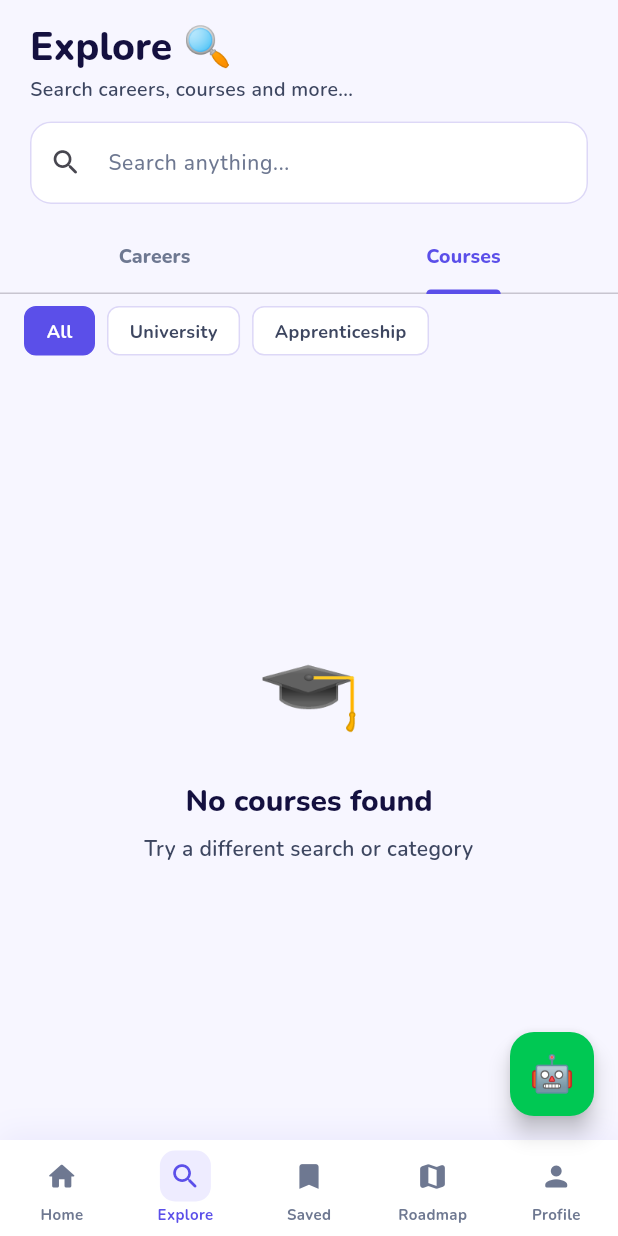
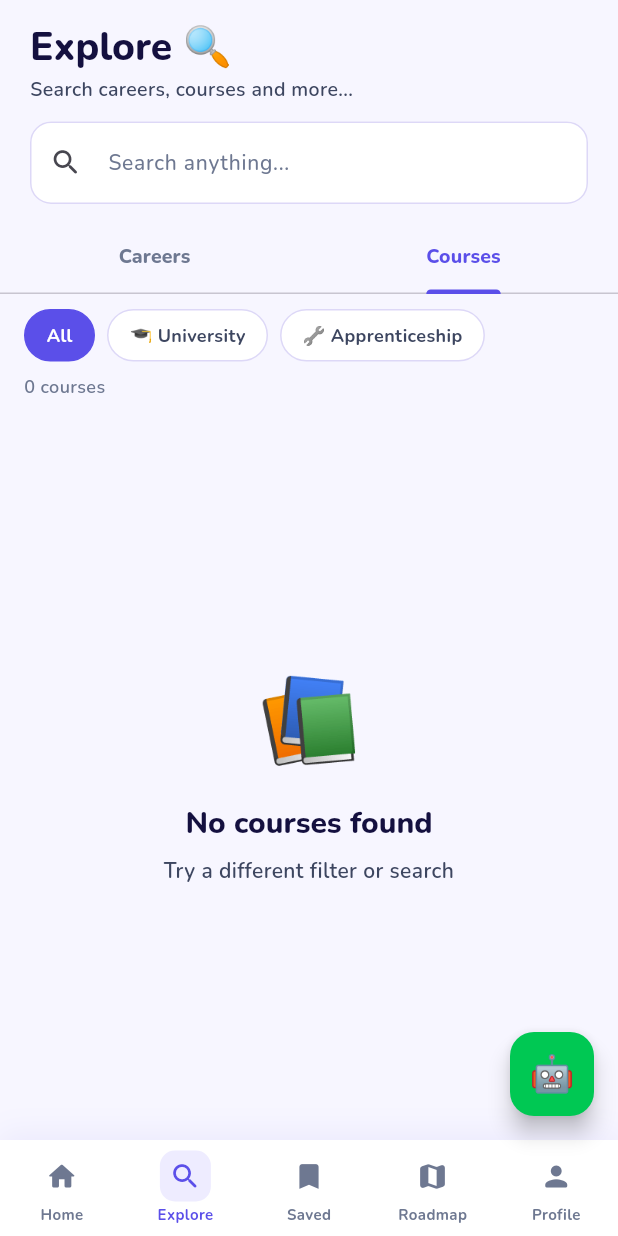
Before and after one commit to mvemmmve-svg/edupaths, a Flutter app: the ExploreScreen screen opened by its route, tab 2 chosen, on a phone screen of 412 x 824 dp. Run offline on Flutter 3.47's test engine with Material 3 defaults, Android fonts, the phone set to English and light mode, and no system bars; our stand-ins replace flutter_riverpod, go_router, shimmer, supabase_flutter; missing offline and left inert: dart:html; accounts and stored records are empty.

Commit message:
Add files via upload

```diff
--- a/lib/features/explore/screens/explore_screen.dart
+++ b/lib/features/explore/screens/explore_screen.dart
@@ -1,4 +1,7 @@
 // lib/features/explore/screens/explore_screen.dart
+// Issue 2 fix: careers sorted alphabetically within each category
+// Issue 3 fix: courses tab split into University / Apprenticeship sub-tabs
+
 import 'package:flutter/material.dart';
 import 'package:flutter_riverpod/flutter_riverpod.dart';
 import 'package:go_router/go_router.dart';
@@ -26,9 +29,6 @@ class _ExploreScreenState extends ConsumerState<ExploreScreen>
   void initState() {
     super.initState();
     _tabs = TabController(length: 2, vsync: this);
-    // The search query lives in a global provider so it survives leaving
-    // the tab — reset it every time Explore is opened so stale searches
-    // (e.g. "animator") don't silently filter the list.
     WidgetsBinding.instance.addPostFrameCallback((_) {
       if (mounted) {
         _searchCtrl.clear();
@@ -46,9 +46,6 @@ class _ExploreScreenState extends ConsumerState<ExploreScreen>
 
   @override
   Widget build(BuildContext context) {
-    // Explore is FREE to browse — search, career summaries and course
-    // listings hook users in. Premium gates the deeper features instead:
-    // route comparison, unlimited saves, detailed roadmaps.
     final careersAsync = ref.watch(filteredCareersProvider);
     final coursesAsync = ref.watch(coursesProvider);
     final query = ref.watch(searchQueryProvider);
@@ -56,17 +53,15 @@ class _ExploreScreenState extends ConsumerState<ExploreScreen>
     final selectedCareerCat = ref.watch(_selectedCareerCatProvider);
     final courseType = ref.watch(_courseTypeProvider);
 
-    // Course categories
     final allCourseCats = coursesAsync.valueOrNull != null
         ? (coursesAsync.value!.map((c) => c.category ?? 'Other').toSet().toList()..sort())
         : <String>[];
 
-    // Career categories
+    // Issue 2: career categories sorted, careers within each sorted alphabetically
     final allCareerCats = careersAsync.valueOrNull != null
         ? (careersAsync.value!.map((c) => c.category ?? 'Other').toSet().toList()..sort())
         : <String>[];
 
-    // Filter courses
     final filteredCourses = coursesAsync.valueOrNull?.where((c) {
       final matchCat = selectedCourseCat == null || c.category == selectedCourseCat;
       final matchType = courseType == 'All' ||
@@ -78,13 +73,15 @@ class _ExploreScreenState extends ConsumerState<ExploreScreen>
       return matchCat && matchType && matchQ;
     }).toList() ?? [];
 
-    // Group courses
     final groupedCourses = <String, List<Course>>{};
     for (final c in filteredCourses) {
       groupedCourses.putIfAbsent(c.category ?? 'Other', () => []).add(c);
     }
+    // Sort courses within each category alphabetically
+    for (final key in groupedCourses.keys) {
+      groupedCourses[key]!.sort((a, b) => a.trimmed.compareTo(b.trimmed));
+    }
 
-    // Filter careers
     final filteredCareers = careersAsync.valueOrNull?.where((c) {
       final matchCat = selectedCareerCat == null || c.category == selectedCareerCat;
       final matchQ = query.isEmpty ||
@@ -92,24 +89,28 @@ class _ExploreScreenState extends ConsumerState<ExploreScreen>
       return matchCat && matchQ;
     }).toList() ?? [];
 
-    // Group careers
+    // Issue 2: sort careers alphabetically within each category
     final groupedCareers = <String, List<Career>>{};
     for (final c in filteredCareers) {
       groupedCareers.putIfAbsent(c.category ?? 'Other', () => []).add(c);
     }
+    for (final key in groupedCareers.keys) {
+      groupedCareers[key]!.sort((a, b) => a.displayName.compareTo(b.displayName));
+    }
+    // Sort category keys alphabetically too
+    final sortedCareerCats = groupedCareers.keys.toList()..sort();
+    final sortedCourseCats = groupedCourses.keys.toList()..sort();
 
     return Scaffold(
       backgroundColor: AppColors.bgPage,
       body: SafeArea(child: Column(children: [
-        // Header + Search
         Padding(
           padding: const EdgeInsets.fromLTRB(20, 16, 20, 12),
           child: Column(crossAxisAlignment: CrossAxisAlignment.start, children: [
             Text('Explore 🔍', style: Theme.of(context).textTheme.displayMedium),
             const SizedBox(height: 4),
             const Text('Search careers, courses and more...',
-              style: TextStyle(fontFamily: 'Nunito', fontSize: 13,
-                color: AppColors.textMid)),
+                style: TextStyle(fontFamily: 'Nunito', fontSize: 13, color: AppColors.textMid)),
             const SizedBox(height: 12),
             TextField(
               controller: _searchCtrl,
@@ -129,23 +130,23 @@ class _ExploreScreenState extends ConsumerState<ExploreScreen>
           ]),
         ),
 
-        // Tabs
         TabBar(
           controller: _tabs,
           labelColor: AppColors.primary,
           unselectedLabelColor: AppColors.textLight,
           indicatorColor: AppColors.primary,
           indicatorWeight: 2,
-          labelStyle: const TextStyle(fontFamily: 'Nunito',
-            fontSize: 13, fontWeight: FontWeight.w800),
+          labelStyle: const TextStyle(
+              fontFamily: 'Nunito', fontSize: 13, fontWeight: FontWeight.w800),
           tabs: const [Tab(text: 'Careers'), Tab(text: 'Courses')],
         ),
 
         Expanded(child: TabBarView(controller: _tabs, children: [
 
-          // ── CAREERS TAB ──────────────────────────────
+          // ── CAREERS TAB ──────────────────────────────────────────────────
           Column(children: [
-            if (allCareerCats.isNotEmpty) SizedBox(height: 52,
+            if (allCareerCats.isNotEmpty)
+              SizedBox(height: 52,
                 child: ListView.separated(
                   scrollDirection: Axis.horizontal,
                   padding: const EdgeInsets.symmetric(horizontal: 16, vertical: 8),
@@ -172,19 +173,16 @@ class _ExploreScreenState extends ConsumerState<ExploreScreen>
                       subtitle: 'Try a different search or category')
                   : ListView.builder(
                       padding: const EdgeInsets.fromLTRB(16, 4, 16, 20),
-                      itemCount: groupedCareers.length,
+                      itemCount: sortedCareerCats.length,
                       itemBuilder: (_, i) {
-                        final cat = groupedCareers.keys.elementAt(i);
+                        final cat = sortedCareerCats[i];
                         final items = groupedCareers[cat]!;
-                        return Column(
-                          crossAxisAlignment: CrossAxisAlignment.start,
-                          children: [
+                        return Column(crossAxisAlignment: CrossAxisAlignment.start, children: [
                           Padding(
                             padding: const EdgeInsets.only(top: 16, bottom: 8),
                             child: Text(cat, style: const TextStyle(
                                 fontFamily: 'Nunito', fontSize: 14,
-                              fontWeight: FontWeight.w900,
-                              color: AppColors.textDark))),
+                                fontWeight: FontWeight.w900, color: AppColors.textDark))),
                           ...items.map((career) => Padding(
                             padding: const EdgeInsets.only(bottom: 8),
                             child: EduCard(
@@ -207,41 +205,51 @@ class _ExploreScreenState extends ConsumerState<ExploreScreen>
                                         fontFamily: 'Nunito', fontSize: 12,
                                         color: AppColors.textMid)),
                                   ])),
-                                const Icon(Icons.chevron_right_rounded,
-                                  color: AppColors.textLight),
+                                const Icon(Icons.chevron_right_rounded, color: AppColors.textLight),
                               ]),
                             ))),
                         ]);
-                      },
-                    ),
+                      }),
             )),
           ]),
 
-          // ── COURSES TAB ──────────────────────────────
+          // ── COURSES TAB — Issue 3: University / Apprenticeship tabs ──────
           Column(children: [
-            // Course type toggle
+            // Type tabs — University | Apprenticeship | All
             Padding(
-              padding: const EdgeInsets.fromLTRB(16, 8, 16, 4),
-              child: Row(children: ['All', 'University', 'Apprenticeship'].map((t) =>
-                Padding(padding: const EdgeInsets.only(right: 8),
+              padding: const EdgeInsets.fromLTRB(16, 10, 16, 4),
+              child: Row(children: [
+                for (final t in ['All', 'University', 'Apprenticeship'])
+                  Padding(
+                    padding: const EdgeInsets.only(right: 8),
                     child: GestureDetector(
                       onTap: () => ref.read(_courseTypeProvider.notifier).state = t,
                       child: AnimatedContainer(
                         duration: const Duration(milliseconds: 180),
-                      padding: const EdgeInsets.symmetric(horizontal: 14, vertical: 7),
+                        padding: const EdgeInsets.symmetric(horizontal: 14, vertical: 8),
                         decoration: BoxDecoration(
                           color: courseType == t ? AppColors.primary : AppColors.bgCard,
-                        borderRadius: BorderRadius.circular(8),
+                          borderRadius: BorderRadius.circular(20),
                           border: Border.all(
                               color: courseType == t ? AppColors.primary : AppColors.border)),
-                      child: Text(t, style: TextStyle(
-                        fontFamily: 'Nunito', fontSize: 12, fontWeight: FontWeight.w700,
+                        child: Row(mainAxisSize: MainAxisSize.min, children: [
+                          if (t == 'University')
+                            const Text('🎓 ', style: TextStyle(fontSize: 12))
+                          else if (t == 'Apprenticeship')
+                            const Text('🔧 ', style: TextStyle(fontSize: 12)),
+                          Text(t, style: TextStyle(
+                              fontFamily: 'Nunito', fontSize: 12,
+                              fontWeight: FontWeight.w700,
                               color: courseType == t ? Colors.white : AppColors.textMid)),
+                        ]),
                       ),
-                  ))).toList()),
+                    )),
+              ]),
             ),
+
             // Category chips
-            if (allCourseCats.isNotEmpty) SizedBox(height: 48,
+            if (allCourseCats.isNotEmpty)
+              SizedBox(height: 46,
                 child: ListView.separated(
                   scrollDirection: Axis.horizontal,
                   padding: const EdgeInsets.symmetric(horizontal: 16, vertical: 6),
@@ -260,46 +268,69 @@ class _ExploreScreenState extends ConsumerState<ExploreScreen>
                             sel ? null : cat);
                   },
                 )),
+
+            // Results count
+            Padding(
+              padding: const EdgeInsets.symmetric(horizontal: 16, vertical: 4),
+              child: Row(children: [
+                Text('${filteredCourses.length} course${filteredCourses.length != 1 ? 's' : ''}',
+                    style: const TextStyle(
+                        fontFamily: 'Nunito', fontSize: 12, color: AppColors.textLight)),
+              ]),
+            ),
+
             Expanded(child: coursesAsync.when(
               loading: () => const Center(child: CircularProgressIndicator()),
               error: (e, _) => ErrorView(message: e.toString()),
               data: (_) => groupedCourses.isEmpty
-                  ? const EmptyState(emoji: '🎓', title: 'No courses found',
-                      subtitle: 'Try a different search or category')
+                  ? EmptyState(
+                      emoji: courseType == 'University' ? '🎓' : courseType == 'Apprenticeship' ? '🔧' : '📚',
+                      title: 'No ${courseType == 'All' ? '' : courseType.toLowerCase() + ' '}courses found',
+                      subtitle: 'Try a different filter or search')
                   : ListView.builder(
                       padding: const EdgeInsets.fromLTRB(16, 4, 16, 20),
-                      itemCount: groupedCourses.length,
+                      itemCount: sortedCourseCats.length,
                       itemBuilder: (_, i) {
-                        final cat = groupedCourses.keys.elementAt(i);
+                        final cat = sortedCourseCats[i];
                         final courses = groupedCourses[cat]!;
-                        return Column(
-                          crossAxisAlignment: CrossAxisAlignment.start,
-                          children: [
+                        return Column(crossAxisAlignment: CrossAxisAlignment.start, children: [
                           Padding(
                             padding: const EdgeInsets.only(top: 16, bottom: 8),
                             child: Text(cat, style: const TextStyle(
                                 fontFamily: 'Nunito', fontSize: 14,
-                              fontWeight: FontWeight.w800,
-                              color: AppColors.textDark))),
+                                fontWeight: FontWeight.w800, color: AppColors.textDark))),
                           ...courses.map((c) => Padding(
                             padding: const EdgeInsets.only(bottom: 8),
                             child: EduCard(
                               onTap: () => context.push('/course/${c.id}'),
-                              child: Column(
-                                crossAxisAlignment: CrossAxisAlignment.start,
-                                children: [
+                              child: Column(crossAxisAlignment: CrossAxisAlignment.start, children: [
                                 Row(children: [
-                                  Expanded(child: Text(c.trimmed,
-                                    style: const TextStyle(fontFamily: 'Nunito',
-                                      fontSize: 13, fontWeight: FontWeight.w800))),
-                                  TagBadge(label: c.isApprenticeship
-                                      ? '🔨 Apprenticeship' : '🎓 University'),
+                                  // Issue 3: clear University vs Apprenticeship badge
+                                  Container(
+                                    padding: const EdgeInsets.symmetric(horizontal: 8, vertical: 3),
+                                    decoration: BoxDecoration(
+                                      color: c.isApprenticeship
+                                          ? const Color(0xFFEFF6FF)
+                                          : const Color(0xFFF5F3FF),
+                                      borderRadius: BorderRadius.circular(6)),
+                                    child: Text(
+                                      c.isApprenticeship ? '🔧 Apprenticeship' : '🎓 University',
+                                      style: TextStyle(
+                                          fontFamily: 'Nunito', fontSize: 10,
+                                          fontWeight: FontWeight.w700,
+                                          color: c.isApprenticeship
+                                              ? const Color(0xFF1D4ED8)
+                                              : const Color(0xFF6C63FF)))),
                                 ]),
+                                const SizedBox(height: 6),
+                                Text(c.trimmed, style: const TextStyle(
+                                    fontFamily: 'Nunito', fontSize: 13,
+                                    fontWeight: FontWeight.w800)),
                                 if (c.institution != null) ...[
                                   const SizedBox(height: 3),
-                                  Text(c.institution!.trimmed,
-                                    style: const TextStyle(fontFamily: 'Nunito',
-                                      fontSize: 12, color: AppColors.textMid)),
+                                  Text(c.institution!.trimmed, style: const TextStyle(
+                                      fontFamily: 'Nunito', fontSize: 12,
+                                      color: AppColors.textMid)),
                                 ],
                                 if (c.duration != null) ...[
                                   const SizedBox(height: 4),
@@ -315,8 +346,7 @@ class _ExploreScreenState extends ConsumerState<ExploreScreen>
                               ]),
                             ))),
                         ]);
-                      },
-                    ),
+                      }),
             )),
           ]),
         ])),
```
Lines whose indentation alone changed are shown as unchanged.
